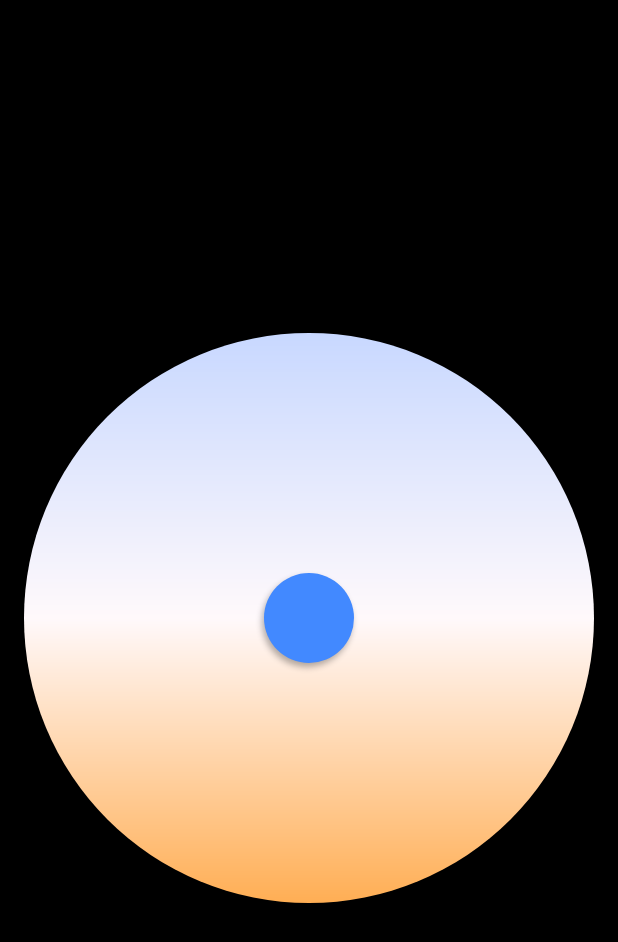
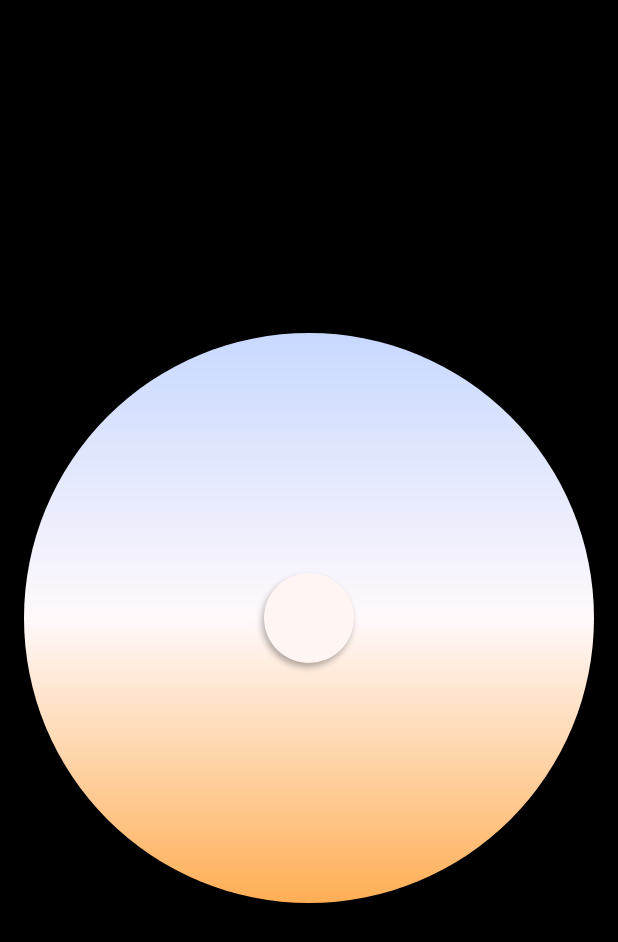
Before and after one commit to gogoing1/BaseApplication, an Android app: the DraggingBallActivity screen opened directly, with no data from a screen before it, on a phone screen of 412 x 824 dp. Shown: the top 942 px of the screen. Run offline under Robolectric (Android 15) with nearby library versions, the phone set to English and light mode, and no system bars.

Commit message:
拖动球

```diff
--- a/app/src/main/java/com/example/chenq/UI/DraggingBallView.java
+++ b/app/src/main/java/com/example/chenq/UI/DraggingBallView.java
@@ -13,22 +13,19 @@ import android.view.View;
 import androidx.annotation.Nullable;
 
 import com.example.chenq.R;
-import com.example.chenq.base.util.LogUtil;
+import com.example.chenq.base.util.ColorUtils;
 
 /**
  * create by chenqi on 2020/6/22.
  * Email: chenqwork@gmail.com
- * Desc: 拖动球
- * 注意绘制过程中 X，Y坐标的合法性（）
+ * Desc: 圆盘-拖动球
+ * 注意绘制过程中 X，Y坐标的合法性（XY坐标需要在圆内）
  */
 public class DraggingBallView extends View {
 
     private static final String TAG = "DraggingBallView";
 
     private Context mContext;
-
-    //用图片画背景边缘会稍微有一点点糊
-    //private Drawable mBgDrawable;
 
     private final int mWidth = 570;
     private final int mHeight = 570;
@@ -37,11 +34,13 @@ public class DraggingBallView extends View {
 
     private final int mBallShadowOffsetX = -2;
     private final int mBallShadowOffsetY = 4;
+
     private Paint mBgPaint;
     private Paint mBallPaint;
     private Point mCenterPoint;
     private Point mTouchPoint;
     private Point mBallCenterPoint;
+    private int[] mColors;
 
     public DraggingBallView(Context context) {
         this(context, null);
@@ -58,8 +57,6 @@ public class DraggingBallView extends View {
 
     private void initView(Context context) {
         mContext = context;
-        //mBgDrawable = DrawableUtil.getDrawable(mContext, R.mipmap.bg_dimming_rgb_color_temp);
-        //mBgDrawable.setBounds(0, 0, mBgWidth, mBgHeight);
         mBgPaint = new Paint();
         mBgPaint.setAntiAlias(true);
 
@@ -71,6 +68,8 @@ public class DraggingBallView extends View {
 
         //硬件加速会导致阴影不起作用，这里对其禁用，切勿在onDraw里面设置，那样会引起无限重绘
         setLayerType(LAYER_TYPE_SOFTWARE, null);
+        //颜色初始化
+        mColors = ColorUtils.getDimmingColor(mContext);
     }
 
     @Override
@@ -82,7 +81,6 @@ public class DraggingBallView extends View {
     @Override
     protected void onDraw(Canvas canvas) {
         super.onDraw(canvas);
-        //mBgDrawable.draw(canvas)
         // 背景
         drawBg(canvas);
         // 小球
@@ -95,30 +93,45 @@ public class DraggingBallView extends View {
      * @param canvas
      */
     private void drawBall(Canvas canvas) {
-        mBallPaint.setColor(getResources().getColor(R.color.blue));
+        int color = getBallColor();
+        mBallPaint.setColor(getResources().getColor(color));
         mBallPaint.setShadowLayer(5, mBallShadowOffsetX, mBallShadowOffsetY, getResources().getColor(R.color.color_black_30));
         canvas.drawCircle(mBallCenterPoint.x, mBallCenterPoint.y, mBallWidth / 2, mBallPaint);
     }
 
+    private int lastColorIndex = 0;
 
     /**
-     * 获取点击的X坐标
+     * 圆球取色
+     * 以圆球到达顶端与底端时候中间两个圆球圆心的距离为总长度，将这段距离分为38等分，计算当前圆球圆心Y坐标在这个总长度上面的区间来取色
+     * distance = mHeight - mBallWidth
+     * perSpace = distance / 38
      *
      * @return
      */
-    private float getTouchX() {
-        LogUtil.e(TAG, "x:" + mTouchPoint.x);
-        return mTouchPoint.x;
+    private int getBallColor() {
+        int index = getBallColorIndex();
+        if (lastColorIndex != index) {
+            lastColorIndex = index;
+            if (mDragListener != null) {
+                mDragListener.onDragCallBack(lastColorIndex);
+            }
+        }
+
+        //LogUtil.e(TAG, "getBallColor -- " + index);
+        return mColors[index];
     }
 
-    /**
-     * 获取点击的Y坐标
-     *
-     * @return
-     */
-    private float getTouchY() {
-        LogUtil.e(TAG, "y:" + mTouchPoint.y);
-        return mTouchPoint.y;
+    public int getBallColorIndex() {
+        int index = 0;
+        float perSpace = 1.00f * (mHeight - mBallWidth) / mColors.length;
+        index = (int) ((mBallCenterPoint.y - mBallWidth / 2) / perSpace);
+        if (index < 0) {
+            index = 0;
+        } else if (index > mColors.length) {
+            index = mColors.length - 1;
+        }
+        return index;
     }
 
     /**
@@ -145,17 +158,10 @@ public class DraggingBallView extends View {
         switch (action) {
             case MotionEvent.ACTION_DOWN:
             case MotionEvent.ACTION_MOVE:
-//                lastAction = action;
                 setPoint(event);
                 postInvalidate();
                 return true;
             case MotionEvent.ACTION_UP:
-//                if (lastAction == MotionEvent.ACTION_MOVE || lastAction == MotionEvent.ACTION_DOWN) {
-//                    if (mDragListener != null) {
-//                        Log.e(TAG, "x:" + mTouchPoint.x + " y:" + mCenterPoint.y);
-//                        mDragListener.onDragCallBack(mTouchPoint.x, mCenterPoint.y);
-//                    }
-//                }
                 return true;
             default:
                 break;
@@ -240,7 +246,7 @@ public class DraggingBallView extends View {
      * 进度监听事件
      */
     public interface DragListener {
-        void onDragCallBack(int x, int y);
+        void onDragCallBack(int progress);
     }
 
 }
--- a/app/src/main/java/com/example/chenq/activity/DraggingBallActivity.java
+++ b/app/src/main/java/com/example/chenq/activity/DraggingBallActivity.java
@@ -5,7 +5,9 @@ import android.content.Intent;
 import android.os.Bundle;
 
 import com.example.chenq.R;
+import com.example.chenq.UI.DraggingBallView;
 import com.example.chenq.base.activity.BaseActivity;
+import com.example.chenq.base.util.LogUtil;
 
 /**
  * create by chenqi on 2020/6/11
@@ -25,6 +27,14 @@ public class DraggingBallActivity extends BaseActivity {
     protected void onCreate(Bundle savedInstanceState) {
         super.onCreate(savedInstanceState);
         setContentView(R.layout.activity_vertical_seekbar);
+
+        DraggingBallView dbv = findViewById(R.id.dbv);
+        dbv.setProgressBarListener(new DraggingBallView.DragListener() {
+            @Override
+            public void onDragCallBack(int progress) {
+                //LogUtil.e(TAG, "onDragBallCallBack:" + progress);
+            }
+        });
     }
 
 }
--- /dev/null
+++ b/app/src/main/java/com/example/chenq/base/util/ColorUtils.java
@@ -0,0 +1,63 @@
+package com.example.chenq.base.util;
+
+import android.content.Context;
+
+import com.example.chenq.R;
+
+/**
+ * create by chenqi on 2020/6/23.
+ * Email: chenqwork@gmail.com
+ * Desc:
+ */
+public class ColorUtils {
+
+    /**
+     * 获取调光灯色阶数组，38份
+     *
+     * @param context
+     * @return
+     */
+    public static int[] getDimmingColor(Context context) {
+        return new int[]{
+                R.color.color_dimming_list_1,
+                R.color.color_dimming_list_2,
+                R.color.color_dimming_list_3,
+                R.color.color_dimming_list_4,
+                R.color.color_dimming_list_5,
+                R.color.color_dimming_list_6,
+                R.color.color_dimming_list_7,
+                R.color.color_dimming_list_8,
+                R.color.color_dimming_list_9,
+                R.color.color_dimming_list_10,
+                R.color.color_dimming_list_11,
+                R.color.color_dimming_list_12,
+                R.color.color_dimming_list_13,
+                R.color.color_dimming_list_14,
+                R.color.color_dimming_list_15,
+                R.color.color_dimming_list_16,
+                R.color.color_dimming_list_17,
+                R.color.color_dimming_list_18,
+                R.color.color_dimming_list_19,
+                R.color.color_dimming_list_20,
+                R.color.color_dimming_list_21,
+                R.color.color_dimming_list_22,
+                R.color.color_dimming_list_23,
+                R.color.color_dimming_list_24,
+                R.color.color_dimming_list_25,
+                R.color.color_dimming_list_26,
+                R.color.color_dimming_list_27,
+                R.color.color_dimming_list_28,
+                R.color.color_dimming_list_29,
+                R.color.color_dimming_list_30,
+                R.color.color_dimming_list_31,
+                R.color.color_dimming_list_32,
+                R.color.color_dimming_list_33,
+                R.color.color_dimming_list_34,
+                R.color.color_dimming_list_35,
+                R.color.color_dimming_list_36,
+                R.color.color_dimming_list_37,
+                R.color.color_dimming_list_38
+        };
+    }
+
+}
--- a/app/src/main/res/layout/activity_vertical_seekbar.xml
+++ b/app/src/main/res/layout/activity_vertical_seekbar.xml
@@ -5,6 +5,7 @@
     android:background="@color/color_black">
 
     <com.example.chenq.UI.DraggingBallView
+        android:id="@+id/dbv"
         android:layout_width="wrap_content"
         android:layout_height="wrap_content"
         android:layout_centerInParent="true"/>
--- a/app/src/main/res/values/colors.xml
+++ b/app/src/main/res/values/colors.xml
@@ -36,4 +36,44 @@
     <color name="color_dimming_offset_2">#FFF9FB</color>
     <color name="color_dimming_offset_3">#FFAE54</color>
 
+
+    <color name="color_dimming_list_1">#c8d8ff</color>
+    <color name="color_dimming_list_2">#cbdaff</color>
+    <color name="color_dimming_list_3">#cedcff</color>
+    <color name="color_dimming_list_4">#d1defe</color>
+    <color name="color_dimming_list_5">#d4dffe</color>
+    <color name="color_dimming_list_6">#d7e1fe</color>
+    <color name="color_dimming_list_7">#dae3fe</color>
+    <color name="color_dimming_list_8">#dde5fd</color>
+    <color name="color_dimming_list_9">#e0e7fd</color>
+    <color name="color_dimming_list_10">#e3e9fd</color>
+    <color name="color_dimming_list_11">#e7eafd</color>
+    <color name="color_dimming_list_12">#eaecfd</color>
+    <color name="color_dimming_list_13">#edeefc</color>
+    <color name="color_dimming_list_14">#f0f0fc</color>
+    <color name="color_dimming_list_15">#f3f2fc</color>
+    <color name="color_dimming_list_16">#f6f4fc</color>
+    <color name="color_dimming_list_17">#f9f5fb</color>
+    <color name="color_dimming_list_18">#fcf7fb</color>
+    <color name="color_dimming_list_19">#fff9fb</color>
+    <color name="color_dimming_list_20">#fff5f2</color>
+    <color name="color_dimming_list_21">#fff1e9</color>
+    <color name="color_dimming_list_22">#ffede1</color>
+    <color name="color_dimming_list_23">#ffe9d8</color>
+    <color name="color_dimming_list_24">#ffe5cf</color>
+    <color name="color_dimming_list_25">#ffe1c6</color>
+    <color name="color_dimming_list_26">#ffddbd</color>
+    <color name="color_dimming_list_27">#ffd9b5</color>
+    <color name="color_dimming_list_28">#ffd5ac</color>
+    <color name="color_dimming_list_29">#ffd2a3</color>
+    <color name="color_dimming_list_30">#ffce9a</color>
+    <color name="color_dimming_list_31">#ffca92</color>
+    <color name="color_dimming_list_32">#ffc689</color>
+    <color name="color_dimming_list_33">#ffc280</color>
+    <color name="color_dimming_list_34">#ffbe77</color>
+    <color name="color_dimming_list_35">#ffba6e</color>
+    <color name="color_dimming_list_36">#ffb666</color>
+    <color name="color_dimming_list_37">#ffb25d</color>
+    <color name="color_dimming_list_38">#ffae54</color>
+
 </resources>
```
Also changed, not shown: 1 other file.
